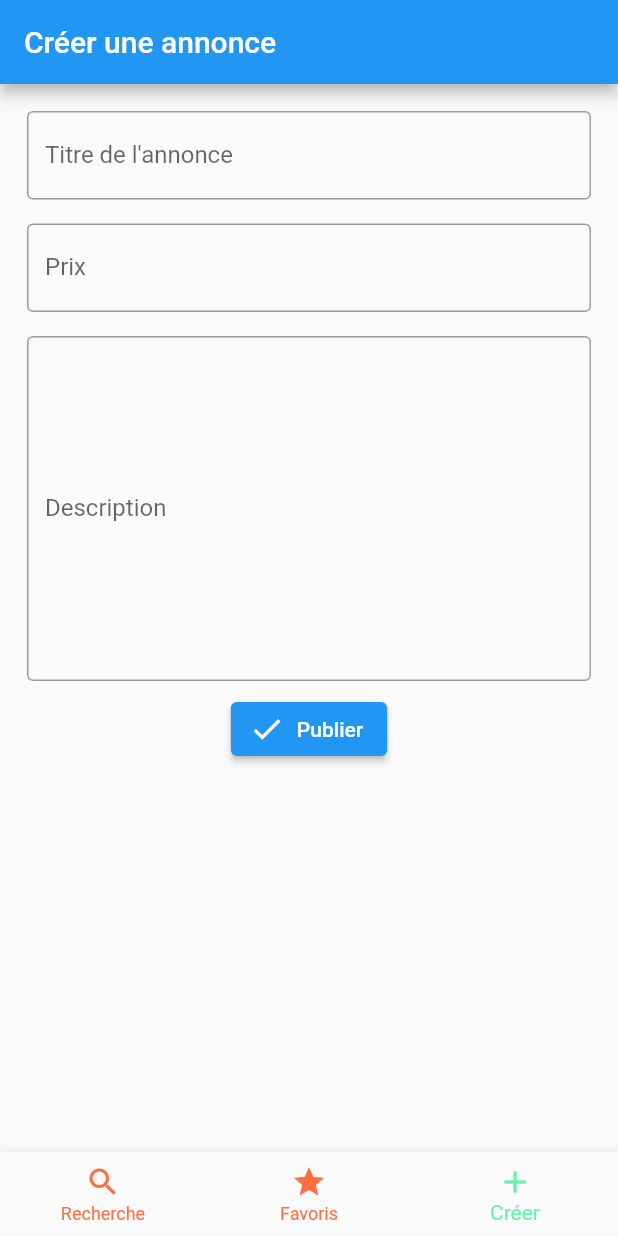
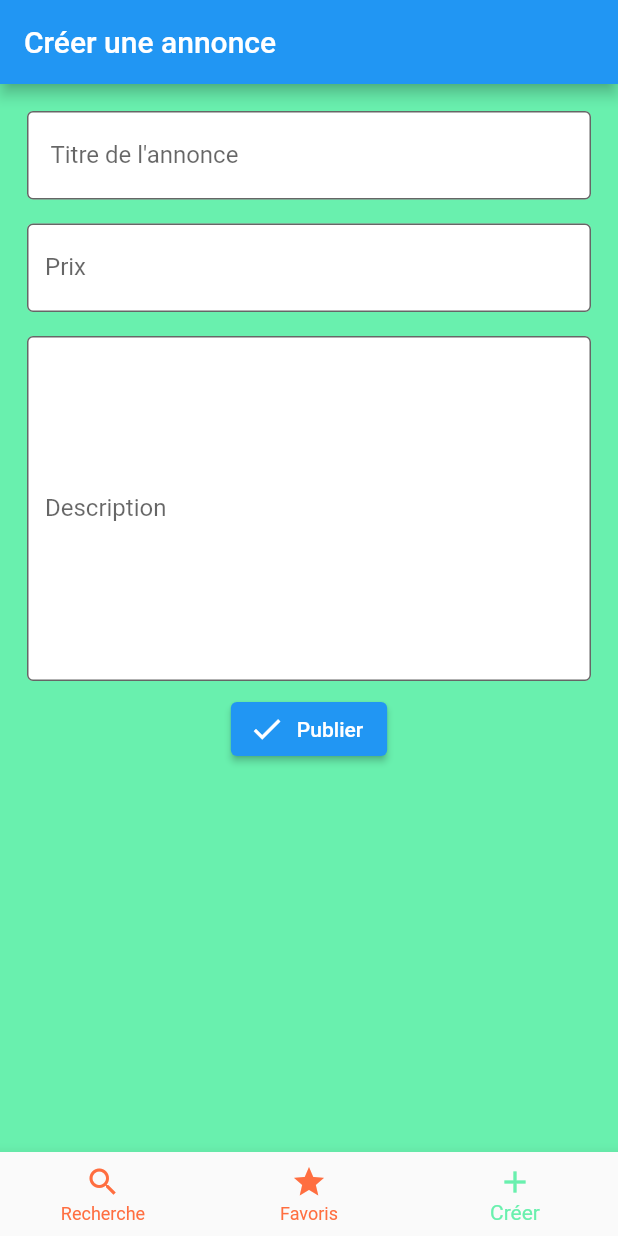
Before and after one commit to qrodrigues/flutter-leboncoin, a Flutter app: the screen it shows after launch, item 3 of the bottom bar chosen, on a phone screen of 412 x 824 dp. Run offline on Flutter 3.47's test engine with Material 2 defaults, Android fonts, the phone set to English and light mode, and no system bars; our stand-ins replace firebase_core; accounts and stored records are empty; generated files the repository leaves out were written again.

```diff
--- /dev/null
+++ b/l10n.yaml
@@ -0,0 +1,3 @@
+arb-dir: lib/l10n
+template-arb-file: app_fr.arb
+output-localization-file: app_localizations.dart
--- a/lib/home/home_page.dart
+++ b/lib/home/home_page.dart
@@ -2,6 +2,7 @@ import 'package:flutter/material.dart';
 import 'package:leboncoin/product/add_product_page.dart';
 import 'package:leboncoin/show_product/favorites_page.dart';
 import 'package:leboncoin/show_product/product_page.dart';
+import 'package:flutter_gen/gen_l10n/app_localizations.dart';
 
 class HomePage extends StatefulWidget {
   const HomePage({super.key});
@@ -12,8 +13,6 @@ class HomePage extends StatefulWidget {
 
 class _HomePageState extends State<HomePage> {
   int _selectedIndex = 0;
-  static const TextStyle optionStyle =
-      TextStyle(fontSize: 30, fontWeight: FontWeight.bold);
   static const List<Widget> _widgetOptions = <Widget>[
     ProductPage(),
     FavoritesPage(),
@@ -33,18 +32,18 @@ class _HomePageState extends State<HomePage> {
         child: _widgetOptions.elementAt(_selectedIndex),
       ),
       bottomNavigationBar: BottomNavigationBar(
-        items: const <BottomNavigationBarItem>[
+        items: <BottomNavigationBarItem>[
           BottomNavigationBarItem(
-            icon: Icon(Icons.search),
-            label: 'Recherche',
+            icon: const Icon(Icons.search),
+            label: AppLocalizations.of(context)!.search,
           ),
           BottomNavigationBarItem(
-            icon: Icon(Icons.star),
-            label: 'Favoris',
+            icon: const Icon(Icons.star),
+            label: AppLocalizations.of(context)!.favorites,
           ),
           BottomNavigationBarItem(
-            icon: Icon(Icons.add),
-            label: 'Créer',
+            icon: const Icon(Icons.add),
+            label: AppLocalizations.of(context)!.create,
           )
         ],
         currentIndex: _selectedIndex,
--- a/lib/main.dart
+++ b/lib/main.dart
@@ -1,5 +1,7 @@
 import 'package:flutter/material.dart';
+import 'package:flutter_localizations/flutter_localizations.dart';
 import 'package:leboncoin/home/home_page.dart';
+import 'package:flutter_gen/gen_l10n/app_localizations.dart';
 
 void main() {
   runApp(const MyApp());
@@ -11,10 +13,17 @@ class MyApp extends StatelessWidget {
   @override
   Widget build(BuildContext context) {
     return MaterialApp(
-      title: 'Flutter Demo',
-      theme: ThemeData(
-        primarySwatch: Colors.blue,
-      ),
+      title: 'Leboncoin',
+      theme: ThemeData(primarySwatch: Colors.blue),
+      localizationsDelegates: const [
+        AppLocalizations.delegate,
+        GlobalMaterialLocalizations.delegate,
+        GlobalWidgetsLocalizations.delegate,
+        GlobalCupertinoLocalizations.delegate,
+      ],
+      supportedLocales: const [
+        Locale('fr'),
+      ],
       home: const HomePage(),
     );
   }
--- a/lib/product/add_product_page.dart
+++ b/lib/product/add_product_page.dart
@@ -1,6 +1,7 @@
 import 'package:flutter/material.dart';
 import 'package:leboncoin/product/widgets/publish_button.dart';
 import 'package:leboncoin/product/widgets/text_input.dart';
+import 'package:flutter_gen/gen_l10n/app_localizations.dart';
 
 class AddProductPage extends StatefulWidget {
   const AddProductPage({super.key});
@@ -18,16 +19,20 @@ class _AddProductPageState extends State<AddProductPage> {
   Widget build(BuildContext context) {
     return Scaffold(
         appBar: AppBar(
-          title: const Text('Créer une annonce'),
+          title: Text(AppLocalizations.of(context)!.create_advert),
         ),
+        backgroundColor: Colors.greenAccent,
         body: Center(
           child: Padding(
             padding: const EdgeInsets.all(10),
             child: Column(
               children: [
-                TextInput("Titre de l'annonce", 1, titleController),
-                TextInput("Prix", 1, priceController),
-                TextInput("Description", 10, descriptionController),
+                TextInput(AppLocalizations.of(context)!.advert_title, 1,
+                    titleController),
+                TextInput(
+                    AppLocalizations.of(context)!.price, 1, priceController),
+                TextInput(AppLocalizations.of(context)!.description, 10,
+                    descriptionController),
                 PublishButton(() {
                   print(titleController.text);
                   print(priceController.text);
--- a/lib/product/widgets/publish_button.dart
+++ b/lib/product/widgets/publish_button.dart
@@ -1,4 +1,5 @@
 import 'package:flutter/material.dart';
+import 'package:flutter_gen/gen_l10n/app_localizations.dart';
 
 class PublishButton extends StatelessWidget {
   const PublishButton(this.onPressed, {super.key});
@@ -15,6 +16,6 @@ class PublishButton extends StatelessWidget {
           Icons.check,
           size: 24.0,
         ),
-        label: const Text('Publier'));
+        label: Text(AppLocalizations.of(context)!.publish));
   }
 }
--- a/lib/product/widgets/text_input.dart
+++ b/lib/product/widgets/text_input.dart
@@ -1,7 +1,7 @@
 import 'package:flutter/material.dart';
 
 class TextInput extends StatelessWidget {
-  const TextInput(this.label,this.size, this.controller, {super.key});
+  const TextInput(this.label, this.size, this.controller, {super.key});
 
   final String label;
   final int size;
@@ -14,7 +14,10 @@ class TextInput extends StatelessWidget {
       child: TextField(
         controller: controller,
         decoration: InputDecoration(
-            border: const OutlineInputBorder(), labelText: label),
+            border: const OutlineInputBorder(),
+            labelText: label,
+            filled: true,
+            fillColor: Colors.white),
         maxLines: size,
       ),
     );
--- a/pubspec.yaml
+++ b/pubspec.yaml
@@ -32,6 +32,10 @@ dependencies:
   flutter:
     sdk: flutter
 
+  flutter_localizations:
+    sdk: flutter
+  intl: 0.17.0
+
 
   # The following adds the Cupertino Icons font to your application.
   # Use with the CupertinoIcons class for iOS style icons.
@@ -59,6 +63,7 @@ flutter:
   # included with your application, so that you can use the icons in
   # the material Icons class.
   uses-material-design: true
+  generate: true
 
   # To add assets to your application, add an assets section, like this:
   # assets:
```
Also changed, not shown: lib/l10n/app_fr.arb (added, +11 -0 lines), lib/show_product/favorites_page.dart (+8 -4 lines), lib/show_product/product_page.dart (+8 -4 lines), lib/show_product/widgets/product.dart (+10 -7 lines), pubspec.lock.
